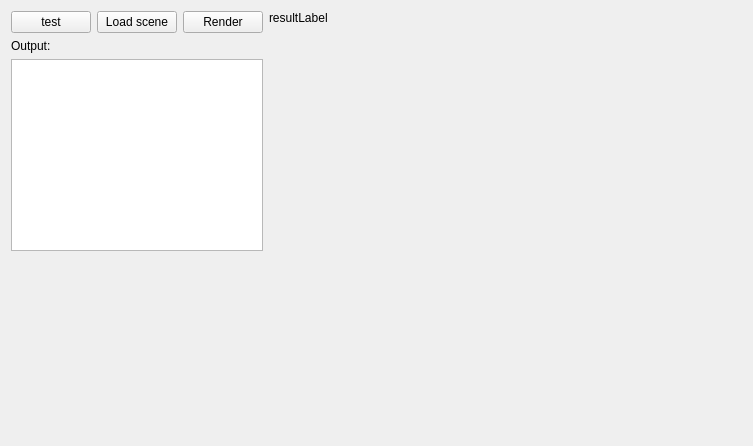
This is HRender2/mainwindow.ui in greenflame/HiRender2 as Qt 5 draws it before an edit. The edited form follows.
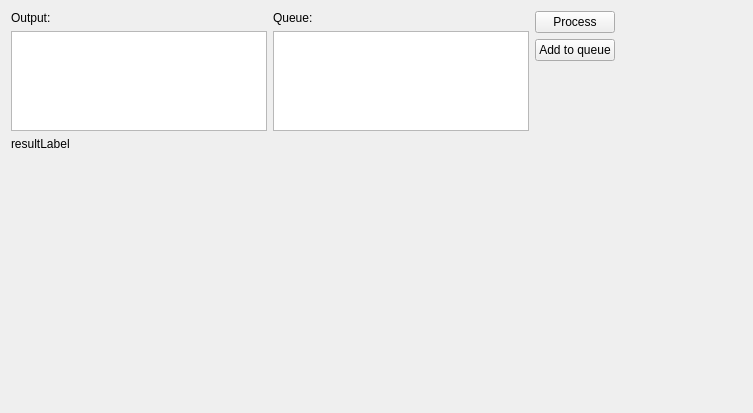
This is the edited form.

```diff
--- a/HRender2/mainwindow.ui
+++ b/HRender2/mainwindow.ui
@@ -7,54 +7,89 @@
     <x>0</x>
     <y>0</y>
     <width>753</width>
-    <height>446</height>
+    <height>413</height>
    </rect>
   </property>
   <property name="windowTitle">
    <string>MainWindow</string>
   </property>
   <widget class="QWidget" name="centralWidget">
-   <layout class="QHBoxLayout" name="horizontalLayout_2" stretch="1,5">
-    <property name="sizeConstraint">
-     <enum>QLayout::SetDefaultConstraint</enum>
-    </property>
+   <layout class="QVBoxLayout" name="verticalLayout_4" stretch="1,100">
     <item>
-     <layout class="QVBoxLayout" name="verticalLayout">
-      <property name="sizeConstraint">
-       <enum>QLayout::SetDefaultConstraint</enum>
-      </property>
+     <layout class="QHBoxLayout" name="horizontalLayout">
       <item>
-       <layout class="QHBoxLayout" name="horizontalLayout">
+       <layout class="QVBoxLayout" name="verticalLayout">
         <item>
-         <widget class="QPushButton" name="pushButton_test">
+         <widget class="QLabel" name="label_textOutput">
           <property name="text">
-           <string>test</string>
+           <string>Output:</string>
           </property>
          </widget>
         </item>
         <item>
-         <widget class="QPushButton" name="pushButton_loadScene">
+         <widget class="QTextEdit" name="textEdit_output">
+          <property name="minimumSize">
+           <size>
+            <width>250</width>
+            <height>100</height>
+           </size>
+          </property>
+          <property name="maximumSize">
+           <size>
+            <width>16777215</width>
+            <height>16777215</height>
+           </size>
+          </property>
+         </widget>
+        </item>
+       </layout>
+      </item>
+      <item>
+       <layout class="QVBoxLayout" name="verticalLayout_2">
+        <item>
+         <widget class="QLabel" name="label">
           <property name="text">
-           <string>Load scene</string>
+           <string>Queue:</string>
           </property>
          </widget>
         </item>
         <item>
-         <widget class="QPushButton" name="pushButton_render">
+         <widget class="QTextEdit" name="textEdit_queue">
+          <property name="minimumSize">
+           <size>
+            <width>250</width>
+            <height>100</height>
+           </size>
+          </property>
+         </widget>
+        </item>
+       </layout>
+      </item>
+      <item>
+       <layout class="QVBoxLayout" name="verticalLayout_3">
+        <item>
+         <widget class="QPushButton" name="pushButton_process">
           <property name="text">
-           <string>Render</string>
+           <string>Process</string>
           </property>
          </widget>
         </item>
         <item>
-         <spacer name="horizontalSpacer">
+         <widget class="QPushButton" name="pushButton_add">
+          <property name="text">
+           <string>Add to queue</string>
+          </property>
+         </widget>
+        </item>
+        <item>
+         <spacer name="verticalSpacer">
           <property name="orientation">
-           <enum>Qt::Horizontal</enum>
+           <enum>Qt::Vertical</enum>
           </property>
           <property name="sizeHint" stdset="0">
            <size>
-            <width>40</width>
-            <height>20</height>
+            <width>20</width>
+            <height>40</height>
            </size>
           </property>
          </spacer>
@@ -62,37 +97,14 @@
        </layout>
       </item>
       <item>
-       <widget class="QLabel" name="label_textOutput">
-        <property name="text">
-         <string>Output:</string>
-        </property>
-       </widget>
-      </item>
-      <item>
-       <widget class="QTextEdit" name="textEdit_output">
-        <property name="minimumSize">
-         <size>
-          <width>250</width>
-          <height>0</height>
-         </size>
-        </property>
-        <property name="maximumSize">
-         <size>
-          <width>16777215</width>
-          <height>16777215</height>
-         </size>
-        </property>
-       </widget>
-      </item>
-      <item>
-       <spacer name="verticalSpacer">
+       <spacer name="horizontalSpacer">
         <property name="orientation">
-         <enum>Qt::Vertical</enum>
+         <enum>Qt::Horizontal</enum>
         </property>
         <property name="sizeHint" stdset="0">
          <size>
-          <width>20</width>
-          <height>40</height>
+          <width>40</width>
+          <height>20</height>
          </size>
         </property>
        </spacer>
```
